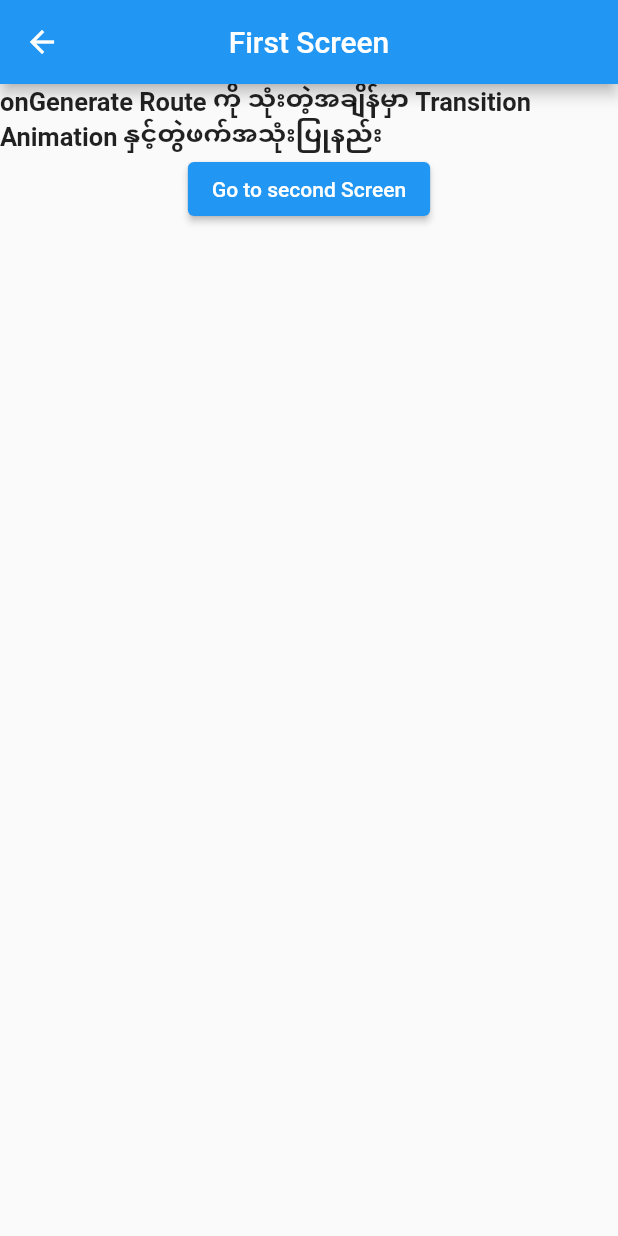
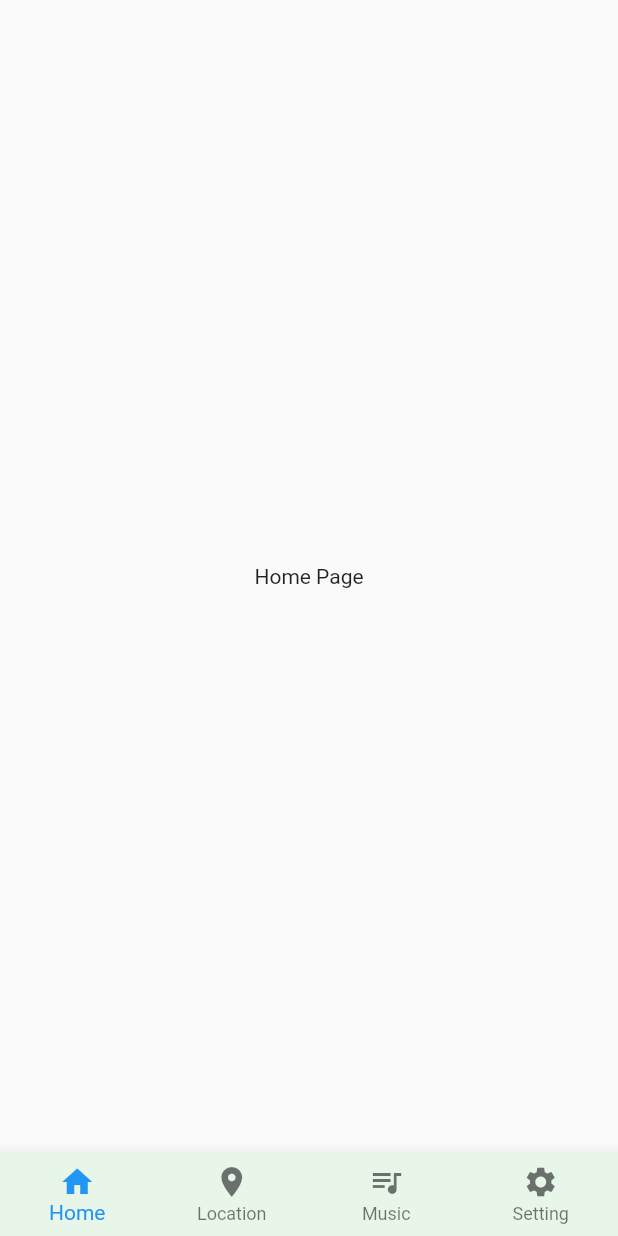
Before and after one commit to MyoMin-Latt/Navigation_Routing, a Flutter app: the screen it shows after launch, on a phone screen of 412 x 824 dp. Run offline on Flutter 3.47's test engine with Material 2 defaults, Android fonts, the phone set to English and light mode, and no system bars.

Commit message:
@13.11 Navigation Widget[Bottom Navigation]

```diff
--- a/lib/main.dart
+++ b/lib/main.dart
@@ -14,36 +14,63 @@
 //        onGenerate Route ကို သုံးတဲ့အချိန်မှာ Transition Animation နှင့်တွဲဖက်အသုံးပြုနည်း
 //
 
-
-import 'package:a13_navigation_routing/screen/first_screen.dart';
-import 'package:a13_navigation_routing/screen/second_screen.dart';
+import 'package:a13_navigation_routing/screen/home.dart';
+import 'package:a13_navigation_routing/screen/location.dart';
+import 'package:a13_navigation_routing/screen/music.dart';
+import 'package:a13_navigation_routing/screen/setting.dart';
 import 'package:flutter/material.dart';
 
 void main(){
   runApp(
     MaterialApp(
-      initialRoute: '/first',
-      onGenerateRoute: (RouteSettings settings) {
-        if(settings.name == '/first'){
-          return PageRouteBuilder(
-            transitionDuration: Duration(seconds: 3),
-            pageBuilder: (_, animation, __){
-              return RotationTransition(
-                child: FirstScreen(),
-                turns: Tween<double>(begin: 0, end: 1).animate(animation));
-            });
-        }
-        else if(settings.name == '/second'){
-          return PageRouteBuilder(
-            transitionDuration: Duration(seconds: 3),
-            pageBuilder: (_, animation, __){
-              return SlideTransition(
-                child: SecondScreen(),
-                position: Tween<Offset>(begin: Offset(1,0), end: Offset(0,0)).animate(animation));
-            });
-        }
-      },
-      home: FirstScreen(),
+      home: MyApp(),
     )
   );
 }
+class MyApp extends StatefulWidget {
+  const MyApp({ Key? key }) : super(key: key);
+
+  @override
+  _MyAppState createState() => _MyAppState();
+}
+
+class _MyAppState extends State<MyApp> {
+  final List<BottomNavigationBarItem> _items = [
+    const BottomNavigationBarItem(icon: Icon(Icons.home), label: 'Home'),
+    const BottomNavigationBarItem(icon: Icon(Icons.location_on), label: 'Location'),
+    const BottomNavigationBarItem(icon: Icon(Icons.queue_music), label: 'Music'),
+    const BottomNavigationBarItem(icon: Icon(Icons.settings), label: 'Setting'),
+  ];
+  Widget _body = Home();
+  int _index = 0;
+  @override
+  Widget build(BuildContext context) {
+
+    return Scaffold(
+      body: _body,
+      bottomNavigationBar: BottomNavigationBar(
+        type: BottomNavigationBarType.fixed,
+        backgroundColor: Colors.green[50],
+        currentIndex: _index,
+        onTap: (val) {
+          print(val);
+          setState(() {
+            _index = val;
+            if(val == 0){
+              _body = const Home();
+            }
+            else if(val == 1){
+              _body = const Location();
+            }
+            else if(val == 2){
+              _body = const Music();
+            }
+            else{
+              _body = const Setting();
+            }
+          });
+        },
+        items: _items),
+    );
+  }
+}
--- a/lib/screen/first_screen.dart
+++ /dev/null
@@ -1,27 +0,0 @@
-import 'package:a13_navigation_routing/screen/second_screen.dart';
-import 'package:flutter/material.dart';
-
-class FirstScreen extends StatelessWidget {
-  const FirstScreen({Key? key}) : super(key: key);
-
-  @override
-  Widget build(BuildContext context) {
-    return Scaffold(
-      appBar: AppBar(
-        centerTitle: true,
-        title: const Text('First Screen'),
-      ),
-      body: Center(
-        child: Column(
-          children: [
-            Text('onGenerate Route ကို သုံးတဲ့အချိန်မှာ Transition Animation နှင့်တွဲဖက်အသုံးပြုနည်း',
-            style: TextStyle(fontSize: 17, fontWeight: FontWeight.bold)),
-            ElevatedButton(onPressed: (){
-              Navigator.pushNamed(context, '/second');
-            }, child: Text('Go to second Screen')),
-          ],
-        ),
-      ),
-    );
-  }
-}
--- /dev/null
+++ b/lib/screen/home.dart
@@ -0,0 +1,13 @@
+import 'package:flutter/material.dart';
+class Home extends StatelessWidget {
+  const Home({ Key? key }) : super(key: key);
+
+  @override
+  Widget build(BuildContext context) {
+    return Scaffold(
+      body: Center(
+        child: Text('Home Page'),
+      ),
+    );
+  }
+}
--- /dev/null
+++ b/lib/screen/location.dart
@@ -0,0 +1,13 @@
+import 'package:flutter/material.dart';
+class Location extends StatelessWidget {
+  const Location({ Key? key }) : super(key: key);
+
+  @override
+  Widget build(BuildContext context) {
+    return Scaffold(
+      body: Center(
+        child: Text('Location Page'),
+      ),
+    );
+  }
+}
--- /dev/null
+++ b/lib/screen/music.dart
@@ -0,0 +1,11 @@
+import 'package:flutter/material.dart';
+class Music extends StatelessWidget {
+  const Music({ Key? key }) : super(key: key);
+
+  @override
+  Widget build(BuildContext context) {
+    return Scaffold(
+      body: Center(child: Text('Music Page')),
+    );
+  }
+}
--- /dev/null
+++ b/lib/screen/setting.dart
@@ -0,0 +1,13 @@
+import 'package:flutter/material.dart';
+class Setting extends StatelessWidget {
+  const Setting({ Key? key }) : super(key: key);
+
+  @override
+  Widget build(BuildContext context) {
+    return Scaffold(
+      body: Center(
+        child: Text('Setting Page'),
+      ),
+    );
+  }
+}
```
Also changed, not shown: lib/screen/second_screen.dart (deleted, +0 -33 lines).
